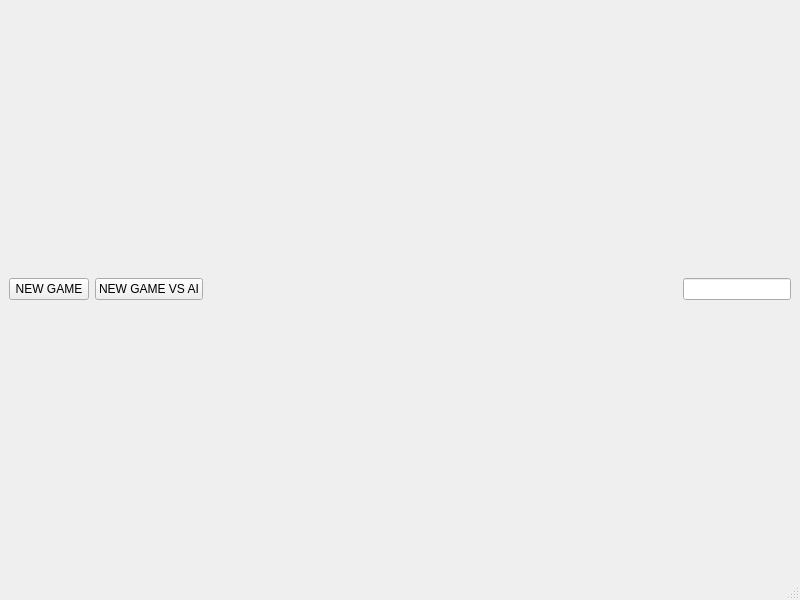
Qt form MainWindow.ui (CChenCPP/Connect4) before a commit.
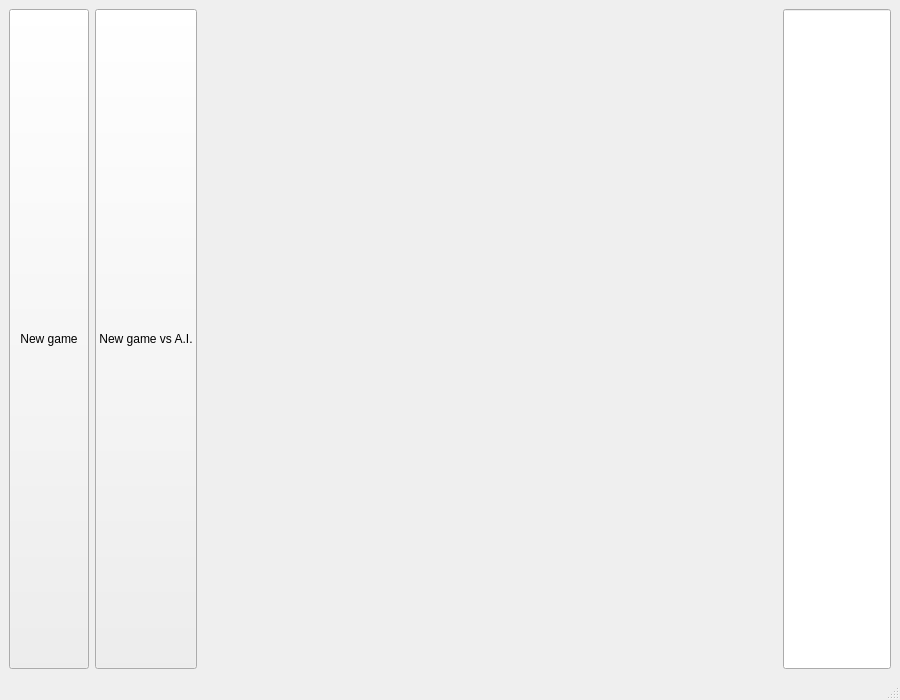
The same form after that commit.

Patch:
```diff
--- a/MainWindow.ui
+++ b/MainWindow.ui
@@ -2,12 +2,15 @@
 <ui version="4.0">
  <class>MainWindow</class>
  <widget class="QMainWindow" name="MainWindow">
+  <property name="enabled">
+   <bool>true</bool>
+  </property>
   <property name="geometry">
    <rect>
     <x>0</x>
     <y>0</y>
-    <width>800</width>
-    <height>600</height>
+    <width>900</width>
+    <height>700</height>
    </rect>
   </property>
   <property name="sizePolicy">
@@ -25,15 +28,27 @@
      <layout class="QHBoxLayout" name="horizontalLayout">
       <item>
        <widget class="QPushButton" name="newGamePushButton">
+        <property name="sizePolicy">
+         <sizepolicy hsizetype="Minimum" vsizetype="Preferred">
+          <horstretch>0</horstretch>
+          <verstretch>0</verstretch>
+         </sizepolicy>
+        </property>
         <property name="text">
-         <string>NEW GAME</string>
+         <string>New game</string>
         </property>
        </widget>
       </item>
       <item>
        <widget class="QPushButton" name="newGameAIPushButton">
+        <property name="sizePolicy">
+         <sizepolicy hsizetype="Minimum" vsizetype="Preferred">
+          <horstretch>0</horstretch>
+          <verstretch>0</verstretch>
+         </sizepolicy>
+        </property>
         <property name="text">
-         <string>NEW GAME VS AI</string>
+         <string>New game vs A.I.</string>
         </property>
        </widget>
       </item>
@@ -53,7 +68,7 @@
       <item>
        <widget class="QLineEdit" name="playerTurnLineEdit">
         <property name="sizePolicy">
-         <sizepolicy hsizetype="Maximum" vsizetype="Fixed">
+         <sizepolicy hsizetype="Maximum" vsizetype="Preferred">
           <horstretch>0</horstretch>
           <verstretch>0</verstretch>
          </sizepolicy>
```
Left out of the diff: 2 changed lines with no effect on the pictures.
